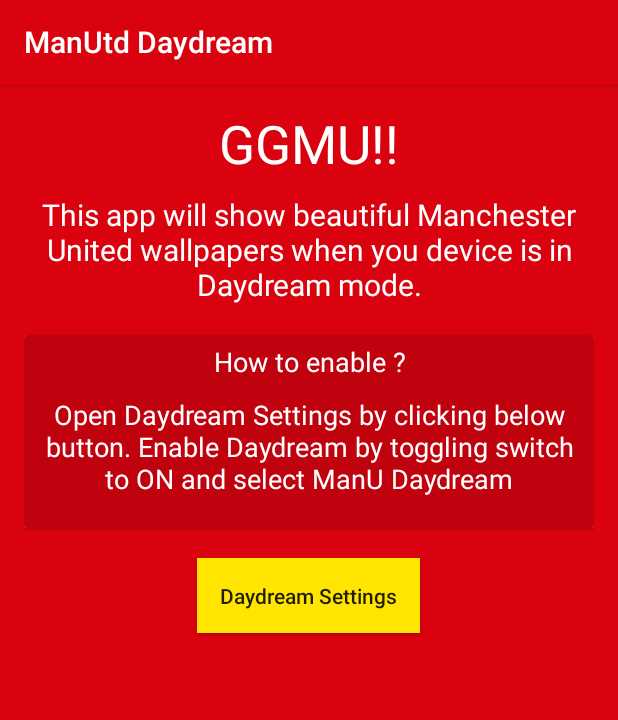
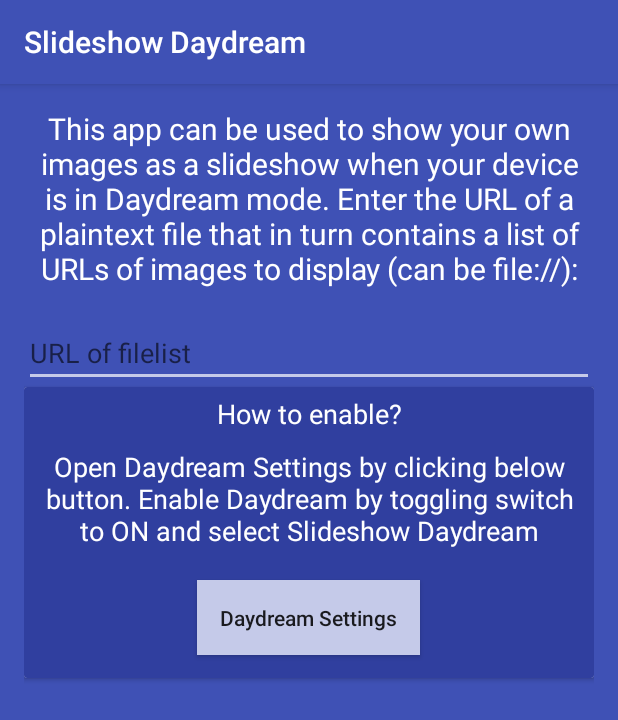
Before and after one commit to jplitza/ManchesterUnitedDaydream, an Android app: the screen it shows after launch (SettingsActivity), on a phone screen of 412 x 824 dp. Shown: the top 720 px of the screen. Run offline under Robolectric (Android 15) with nearby library versions, the phone set to English and light mode, and no system bars.

Commit message:
Rename app, use downloadable image list

```diff
--- a/app/build.gradle
+++ b/app/build.gradle
@@ -14,7 +14,7 @@ android {
     compileSdkVersion 25
 
     defaultConfig {
-        applicationId "com.rdevs.manchesteruniteddaydream"
+        applicationId "de.jplitza.slideshowdaydream"
         minSdkVersion 17
         targetSdkVersion 25
         versionCode 1
@@ -38,6 +38,7 @@ dependencies {
     testCompile 'junit:junit:4.12'
     compile 'com.android.support:appcompat-v7:25.3.0'
     compile 'com.squareup.picasso:picasso:2.5.2'
+    compile 'com.squareup.okhttp3:okhttp:3.9.1'
     compile 'com.android.support:cardview-v7:25.3.0'
     compile 'com.android.support:design:25.3.0'
 }
--- a/app/src/main/AndroidManifest.xml
+++ b/app/src/main/AndroidManifest.xml
@@ -1,6 +1,6 @@
 <?xml version="1.0" encoding="utf-8"?>
 <manifest xmlns:android="http://schemas.android.com/apk/res/android"
-    package="com.rdevs.manchesteruniteddaydream"
+    package="de.jplitza.slideshowdaydream"
     android:versionCode="1"
     android:versionName="1.0" >
 
--- a/app/src/main/java/com/rdevs/manchesteruniteddaydream/SettingsActivity.java
+++ /dev/null
@@ -1,24 +0,0 @@
-package com.rdevs.manchesteruniteddaydream;
-
-import android.content.Intent;
-import android.os.Bundle;
-import android.provider.Settings;
-import android.support.v7.app.AppCompatActivity;
-import android.view.View;
-
-
-public class SettingsActivity extends AppCompatActivity  {
-
-    @Override
-    protected void onCreate(Bundle savedInstanceState) {
-        super.onCreate(savedInstanceState);
-        setContentView(R.layout.activity_settings);
-
-        findViewById(R.id.btnSettings).setOnClickListener(new View.OnClickListener() {
-            @Override
-            public void onClick(View v) {
-                startActivity(new Intent(Settings.ACTION_DREAM_SETTINGS));
-            }
-        });
-    }
-}
--- /dev/null
+++ b/app/src/main/java/de/jplitza/slideshowdaydream/SettingsActivity.java
@@ -0,0 +1,50 @@
+package de.jplitza.slideshowdaydream;
+
+import android.content.Intent;
+import android.content.SharedPreferences;
+import android.os.Bundle;
+import android.preference.PreferenceManager;
+import android.provider.Settings;
+import android.support.v7.app.AppCompatActivity;
+import android.text.Editable;
+import android.text.TextWatcher;
+import android.view.View;
+import android.widget.EditText;
+
+
+public class SettingsActivity extends AppCompatActivity  {
+
+    @Override
+    protected void onCreate(final Bundle savedInstanceState) {
+        super.onCreate(savedInstanceState);
+        setContentView(R.layout.activity_settings);
+
+        findViewById(R.id.btnSettings).setOnClickListener(new View.OnClickListener() {
+            @Override
+            public void onClick(View v) {
+                startActivity(new Intent(Settings.ACTION_DREAM_SETTINGS));
+            }
+        });
+
+        final SharedPreferences prefs = PreferenceManager.getDefaultSharedPreferences(this);
+
+        EditText textUri = (EditText) findViewById(R.id.textUri);
+        textUri.setText(prefs.getString("url", null));
+        textUri.addTextChangedListener(new TextWatcher() {
+            @Override
+            public void beforeTextChanged(CharSequence charSequence, int i, int i1, int i2) {
+            }
+
+            @Override
+            public void onTextChanged(CharSequence charSequence, int i, int i1, int i2) {
+            }
+
+            @Override
+            public void afterTextChanged(Editable editable) {
+                SharedPreferences.Editor editor = prefs.edit();
+                editor.putString("url", editable.toString());
+                editor.apply();
+            }
+        });
+    }
+}
--- a/app/src/main/res/layout/activity_settings.xml
+++ b/app/src/main/res/layout/activity_settings.xml
@@ -10,23 +10,21 @@
     android:paddingTop="@dimen/activity_vertical_margin">
 
     <TextView
-        android:layout_width="match_parent"
-        android:layout_height="wrap_content"
-        android:layout_marginBottom="10dp"
-        android:gravity="center_horizontal"
-        android:text="GGMU!!"
-        android:textColor="@android:color/white"
-        android:textSize="35sp" />
-
-    <TextView
         style="?attr/titleTextAppearance"
         android:layout_width="match_parent"
         android:layout_height="wrap_content"
         android:layout_marginBottom="20dp"
         android:gravity="center_horizontal"
-        android:text="This app will show beautiful Manchester United wallpapers when you device is in Daydream mode."
+        android:text="@string/settings_intro"
         android:textColor="@android:color/white"
         android:textSize="20sp" />
+
+    <EditText
+        android:layout_width="match_parent"
+        android:layout_height="wrap_content"
+        android:inputType="textUri"
+        android:hint="URL of filelist"
+        android:id="@+id/textUri" />
 
     <android.support.v7.widget.CardView android:layout_marginBottom="20dp"
         android:layout_width="match_parent"
@@ -43,7 +41,7 @@
                 android:layout_height="wrap_content"
                 android:gravity="center_horizontal"
                 android:padding="5dp"
-                android:text="How to enable ?"
+                android:text="How to enable?"
                 android:textColor="@android:color/white"
                 android:textSize="18sp" />
 
@@ -54,12 +52,9 @@
                 android:layout_marginBottom="15dp"
                 android:gravity="center_horizontal"
                 android:padding="5dp"
-                android:text="Open Daydream Settings by clicking below button. Enable Daydream by toggling switch to ON and select ManU Daydream"
+                android:text="Open Daydream Settings by clicking below button. Enable Daydream by toggling switch to ON and select Slideshow Daydream"
                 android:textColor="@android:color/white"
                 android:textSize="18sp" />
-
-        </LinearLayout>
-    </android.support.v7.widget.CardView>
 
             <Button
                 android:id="@+id/btnSettings"
@@ -68,8 +63,11 @@
                 android:layout_gravity="center_horizontal"
                 android:background="@color/colorAccent"
                 android:padding="15dp"
+                android:layout_marginBottom="15dp"
                 android:text="Daydream Settings"
                 android:textAllCaps="false" />
 
+        </LinearLayout>
+    </android.support.v7.widget.CardView>
 
 </LinearLayout>
--- a/app/src/main/res/values/colors.xml
+++ b/app/src/main/res/values/colors.xml
@@ -1,6 +1,6 @@
 <?xml version="1.0" encoding="utf-8"?>
 <resources>
-    <color name="colorPrimary">#DA020E</color>
-    <color name="colorPrimaryDark">#C0020E</color>
-    <color name="colorAccent">#FFE500</color>
+    <color name="colorPrimary">#3F51B5</color>
+    <color name="colorPrimaryDark">#303F9F</color>
+    <color name="colorAccent">#C5CAE9</color>
 </resources>
```
Also changed, not shown: app/src/main/java/com/rdevs/manchesteruniteddaydream/PhotoDaydreamService.java (deleted, +0 -71 lines), app/src/main/java/de/jplitza/slideshowdaydream/PhotoDaydreamService.java (added, +98 -0 lines), app/src/main/res/values/strings.xml (+4 -3 lines). Lines whose indentation alone changed are shown as unchanged.
